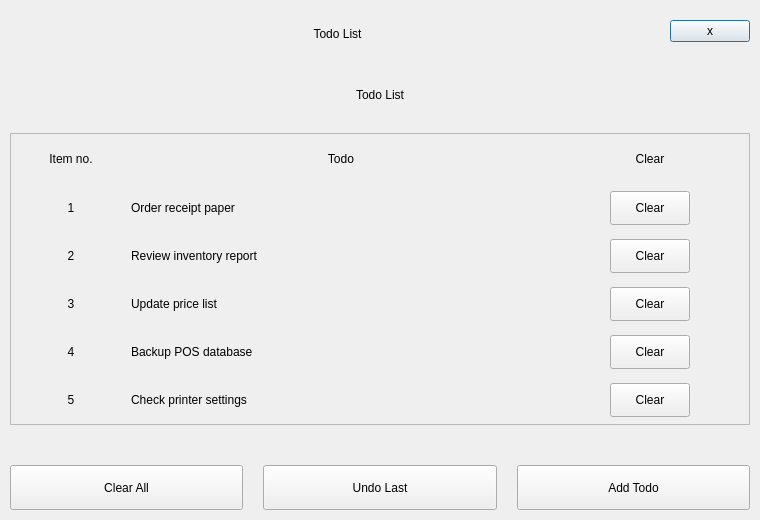
The window that Project/ui/todo.ui (Selvam-T/POS) describes before a commit, drawn with Qt 5.
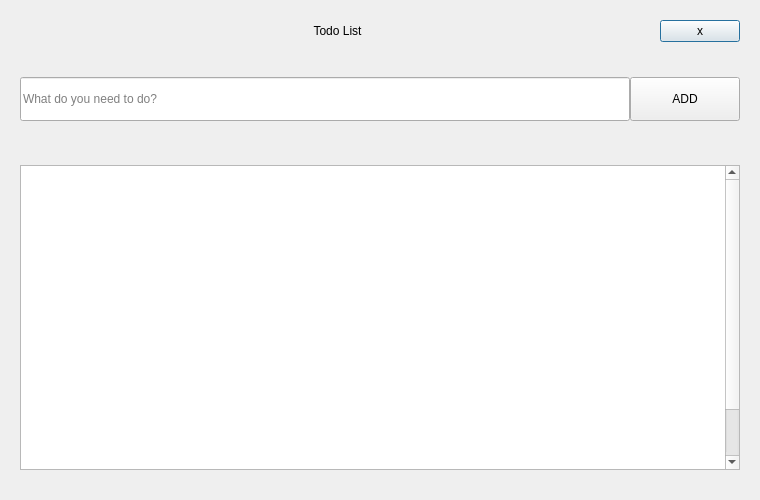
The same window after the commit.

Commit message: todo.ui and controller wired

What changed in the file:
```diff
--- a/Project/ui/todo.ui
+++ b/Project/ui/todo.ui
@@ -7,13 +7,19 @@
     <x>0</x>
     <y>0</y>
     <width>760</width>
-    <height>520</height>
+    <height>500</height>
    </rect>
   </property>
+  <property name="sizePolicy">
+   <sizepolicy hsizetype="Preferred" vsizetype="Expanding">
+    <horstretch>0</horstretch>
+    <verstretch>0</verstretch>
+   </sizepolicy>
+  </property>
   <property name="minimumSize">
    <size>
     <width>760</width>
-    <height>520</height>
+    <height>500</height>
    </size>
   </property>
   <property name="windowTitle">
@@ -21,19 +27,19 @@
   </property>
   <layout class="QVBoxLayout" name="mainVerticalLayout">
    <property name="spacing">
-    <number>20</number>
+    <number>10</number>
    </property>
    <property name="leftMargin">
-    <number>10</number>
+    <number>20</number>
    </property>
    <property name="topMargin">
     <number>20</number>
    </property>
    <property name="rightMargin">
-    <number>10</number>
+    <number>20</number>
    </property>
    <property name="bottomMargin">
-    <number>10</number>
+    <number>30</number>
    </property>
    <item>
     <widget class="QFrame" name="customTitleBar">
@@ -106,9 +112,97 @@
     </widget>
    </item>
    <item>
-    <widget class="QLabel" name="todoHeaderLabel2">
+    <spacer name="verticalSpacer_3">
+     <property name="orientation">
+      <enum>Qt::Vertical</enum>
+     </property>
+     <property name="sizeType">
+      <enum>QSizePolicy::Fixed</enum>
+     </property>
+     <property name="sizeHint" stdset="0">
+      <size>
+       <width>20</width>
+       <height>15</height>
+      </size>
+     </property>
+    </spacer>
+   </item>
+   <item>
+    <widget class="QFrame" name="todoInputFrame">
+     <property name="frameShape">
+      <enum>QFrame::NoFrame</enum>
+     </property>
+     <layout class="QHBoxLayout" name="todoInputLayout">
+      <property name="spacing">
+       <number>0</number>
+      </property>
+      <property name="leftMargin">
+       <number>0</number>
+      </property>
+      <property name="topMargin">
+       <number>0</number>
+      </property>
+      <property name="rightMargin">
+       <number>0</number>
+      </property>
+      <property name="bottomMargin">
+       <number>0</number>
+      </property>
+      <item>
+       <widget class="QLineEdit" name="todoInputLineEdit">
+        <property name="minimumSize">
+         <size>
+          <width>0</width>
+          <height>44</height>
+         </size>
+        </property>
+        <property name="placeholderText">
+         <string>What do you need to do?</string>
+        </property>
+       </widget>
+      </item>
+      <item>
+       <widget class="QPushButton" name="todoAddBtn">
+        <property name="minimumSize">
+         <size>
+          <width>110</width>
+          <height>44</height>
+         </size>
+        </property>
+        <property name="maximumSize">
+         <size>
+          <width>110</width>
+          <height>44</height>
+         </size>
+        </property>
+        <property name="text">
+         <string>ADD</string>
+        </property>
+       </widget>
+      </item>
+     </layout>
+    </widget>
+   </item>
+   <item>
+    <spacer name="verticalSpacer">
+     <property name="orientation">
+      <enum>Qt::Vertical</enum>
+     </property>
+     <property name="sizeType">
+      <enum>QSizePolicy::Fixed</enum>
+     </property>
+     <property name="sizeHint" stdset="0">
+      <size>
+       <width>20</width>
+       <height>5</height>
+      </size>
+     </property>
+    </spacer>
+   </item>
+   <item>
+    <widget class="QLabel" name="todoStatusLabel">
      <property name="text">
-      <string>Todo List</string>
+      <string/>
      </property>
      <property name="alignment">
       <set>Qt::AlignCenter</set>
@@ -116,266 +210,82 @@
     </widget>
    </item>
    <item>
-    <widget class="QFrame" name="todoTableFrame">
+    <spacer name="verticalSpacer_2">
+     <property name="orientation">
+      <enum>Qt::Vertical</enum>
+     </property>
+     <property name="sizeType">
+      <enum>QSizePolicy::Fixed</enum>
+     </property>
+     <property name="sizeHint" stdset="0">
+      <size>
+       <width>20</width>
+       <height>5</height>
+      </size>
+     </property>
+    </spacer>
+   </item>
+   <item>
+    <widget class="QTableWidget" name="todoTableWidget">
+     <property name="focusPolicy">
+      <enum>Qt::StrongFocus</enum>
+     </property>
      <property name="frameShape">
       <enum>QFrame::StyledPanel</enum>
      </property>
      <property name="frameShadow">
-      <enum>QFrame::Raised</enum>
+      <enum>QFrame::Plain</enum>
      </property>
-     <layout class="QGridLayout" name="todoTableGridLayout">
-      <property name="horizontalSpacing">
-       <number>0</number>
-      </property>
-      <property name="verticalSpacing">
-       <number>0</number>
-      </property>
-      <property name="leftMargin">
-       <number>0</number>
-      </property>
-      <property name="topMargin">
-       <number>0</number>
-      </property>
-      <property name="rightMargin">
-       <number>0</number>
-      </property>
-      <property name="bottomMargin">
-       <number>0</number>
-      </property>
-      <item row="0" column="0">
-       <widget class="QLabel" name="todoItemNoHeaderLbl">
-        <property name="minimumSize"><size><width>120</width><height>50</height></size></property>
-        <property name="text"><string>Item no.</string></property>
-        <property name="alignment"><set>Qt::AlignCenter</set></property>
-       </widget>
-      </item>
-      <item row="0" column="1">
-       <widget class="QLabel" name="todoTaskHeaderLbl">
-        <property name="minimumSize"><size><width>420</width><height>50</height></size></property>
-        <property name="text"><string>Todo</string></property>
-        <property name="alignment"><set>Qt::AlignCenter</set></property>
-       </widget>
-      </item>
-      <item row="0" column="2">
-       <widget class="QLabel" name="todoClearHeaderLbl">
-        <property name="minimumSize"><size><width>120</width><height>50</height></size></property>
-        <property name="text"><string>Clear</string></property>
-        <property name="alignment"><set>Qt::AlignCenter</set></property>
-       </widget>
-      </item>
-      <item row="1" column="0">
-       <widget class="QLabel" name="todoItemNoLbl_1">
-        <property name="minimumSize"><size><width>120</width><height>48</height></size></property>
-        <property name="text"><string>1</string></property>
-        <property name="alignment"><set>Qt::AlignCenter</set></property>
-       </widget>
-      </item>
-      <item row="1" column="1">
-       <widget class="QLabel" name="todoTaskLbl_1">
-        <property name="minimumSize"><size><width>420</width><height>48</height></size></property>
-        <property name="text"><string>Order receipt paper</string></property>
-        <property name="alignment"><set>Qt::AlignLeading|Qt::AlignLeft|Qt::AlignVCenter</set></property>
-        <property name="margin"><number>12</number></property>
-       </widget>
-      </item>
-      <item row="1" column="2">
-       <layout class="QHBoxLayout" name="todoClearLayout_1">
-        <item>
-         <spacer name="todoClearLeftSpacer_1"><property name="orientation"><enum>Qt::Horizontal</enum></property><property name="sizeHint" stdset="0"><size><width>20</width><height>20</height></size></property></spacer>
-        </item>
-        <item>
-         <widget class="QPushButton" name="todoClearBtn_1">
-          <property name="minimumSize"><size><width>70</width><height>34</height></size></property>
-          <property name="toolTip"><string>Clear todo row</string></property>
-          <property name="text"><string>Clear</string></property>
-         </widget>
-        </item>
-        <item>
-         <spacer name="todoClearRightSpacer_1"><property name="orientation"><enum>Qt::Horizontal</enum></property><property name="sizeHint" stdset="0"><size><width>20</width><height>20</height></size></property></spacer>
-        </item>
-       </layout>
-      </item>
-      <item row="2" column="0">
-       <widget class="QLabel" name="todoItemNoLbl_2">
-        <property name="minimumSize"><size><width>120</width><height>48</height></size></property>
-        <property name="text"><string>2</string></property>
-        <property name="alignment"><set>Qt::AlignCenter</set></property>
-       </widget>
-      </item>
-      <item row="2" column="1">
-       <widget class="QLabel" name="todoTaskLbl_2">
-        <property name="minimumSize"><size><width>420</width><height>48</height></size></property>
-        <property name="text"><string>Review inventory report</string></property>
-        <property name="alignment"><set>Qt::AlignLeading|Qt::AlignLeft|Qt::AlignVCenter</set></property>
-        <property name="margin"><number>12</number></property>
-       </widget>
-      </item>
-      <item row="2" column="2">
-       <layout class="QHBoxLayout" name="todoClearLayout_2">
-        <item>
-         <spacer name="todoClearLeftSpacer_2"><property name="orientation"><enum>Qt::Horizontal</enum></property><property name="sizeHint" stdset="0"><size><width>20</width><height>20</height></size></property></spacer>
-        </item>
-        <item>
-         <widget class="QPushButton" name="todoClearBtn_2">
-          <property name="minimumSize"><size><width>70</width><height>34</height></size></property>
-          <property name="toolTip"><string>Clear todo row</string></property>
-          <property name="text"><string>Clear</string></property>
-         </widget>
-        </item>
-        <item>
-         <spacer name="todoClearRightSpacer_2"><property name="orientation"><enum>Qt::Horizontal</enum></property><property name="sizeHint" stdset="0"><size><width>20</width><height>20</height></size></property></spacer>
-        </item>
-       </layout>
-      </item>
-      <item row="3" column="0">
-       <widget class="QLabel" name="todoItemNoLbl_3">
-        <property name="minimumSize"><size><width>120</width><height>48</height></size></property>
-        <property name="text"><string>3</string></property>
-        <property name="alignment"><set>Qt::AlignCenter</set></property>
-       </widget>
-      </item>
-      <item row="3" column="1">
-       <widget class="QLabel" name="todoTaskLbl_3">
-        <property name="minimumSize"><size><width>420</width><height>48</height></size></property>
-        <property name="text"><string>Update price list</string></property>
-        <property name="alignment"><set>Qt::AlignLeading|Qt::AlignLeft|Qt::AlignVCenter</set></property>
-        <property name="margin"><number>12</number></property>
-       </widget>
-      </item>
-      <item row="3" column="2">
-       <layout class="QHBoxLayout" name="todoClearLayout_3">
-        <item>
-         <spacer name="todoClearLeftSpacer_3"><property name="orientation"><enum>Qt::Horizontal</enum></property><property name="sizeHint" stdset="0"><size><width>20</width><height>20</height></size></property></spacer>
-        </item>
-        <item>
-         <widget class="QPushButton" name="todoClearBtn_3">
-          <property name="minimumSize"><size><width>70</width><height>34</height></size></property>
-          <property name="toolTip"><string>Clear todo row</string></property>
-          <property name="text"><string>Clear</string></property>
-         </widget>
-        </item>
-        <item>
-         <spacer name="todoClearRightSpacer_3"><property name="orientation"><enum>Qt::Horizontal</enum></property><property name="sizeHint" stdset="0"><size><width>20</width><height>20</height></size></property></spacer>
-        </item>
-       </layout>
-      </item>
-      <item row="4" column="0">
-       <widget class="QLabel" name="todoItemNoLbl_4">
-        <property name="minimumSize"><size><width>120</width><height>48</height></size></property>
-        <property name="text"><string>4</string></property>
-        <property name="alignment"><set>Qt::AlignCenter</set></property>
-       </widget>
-      </item>
-      <item row="4" column="1">
-       <widget class="QLabel" name="todoTaskLbl_4">
-        <property name="minimumSize"><size><width>420</width><height>48</height></size></property>
-        <property name="text"><string>Backup POS database</string></property>
-        <property name="alignment"><set>Qt::AlignLeading|Qt::AlignLeft|Qt::AlignVCenter</set></property>
-        <property name="margin"><number>12</number></property>
-       </widget>
-      </item>
-      <item row="4" column="2">
-       <layout class="QHBoxLayout" name="todoClearLayout_4">
-        <item>
-         <spacer name="todoClearLeftSpacer_4"><property name="orientation"><enum>Qt::Horizontal</enum></property><property name="sizeHint" stdset="0"><size><width>20</width><height>20</height></size></property></spacer>
-        </item>
-        <item>
-         <widget class="QPushButton" name="todoClearBtn_4">
-          <property name="minimumSize"><size><width>70</width><height>34</height></size></property>
-          <property name="toolTip"><string>Clear todo row</string></property>
-          <property name="text"><string>Clear</string></property>
-         </widget>
-        </item>
-        <item>
-         <spacer name="todoClearRightSpacer_4"><property name="orientation"><enum>Qt::Horizontal</enum></property><property name="sizeHint" stdset="0"><size><width>20</width><height>20</height></size></property></spacer>
-        </item>
-       </layout>
-      </item>
-      <item row="5" column="0">
-       <widget class="QLabel" name="todoItemNoLbl_5">
-        <property name="minimumSize"><size><width>120</width><height>48</height></size></property>
-        <property name="text"><string>5</string></property>
-        <property name="alignment"><set>Qt::AlignCenter</set></property>
-       </widget>
-      </item>
-      <item row="5" column="1">
-       <widget class="QLabel" name="todoTaskLbl_5">
-        <property name="minimumSize"><size><width>420</width><height>48</height></size></property>
-        <property name="text"><string>Check printer settings</string></property>
-        <property name="alignment"><set>Qt::AlignLeading|Qt::AlignLeft|Qt::AlignVCenter</set></property>
-        <property name="margin"><number>12</number></property>
-       </widget>
-      </item>
-      <item row="5" column="2">
-       <layout class="QHBoxLayout" name="todoClearLayout_5">
-        <item>
-         <spacer name="todoClearLeftSpacer_5"><property name="orientation"><enum>Qt::Horizontal</enum></property><property name="sizeHint" stdset="0"><size><width>20</width><height>20</height></size></property></spacer>
-        </item>
-        <item>
-         <widget class="QPushButton" name="todoClearBtn_5">
-          <property name="minimumSize"><size><width>70</width><height>34</height></size></property>
-          <property name="toolTip"><string>Clear todo row</string></property>
-          <property name="text"><string>Clear</string></property>
-         </widget>
-        </item>
-        <item>
-         <spacer name="todoClearRightSpacer_5"><property name="orientation"><enum>Qt::Horizontal</enum></property><property name="sizeHint" stdset="0"><size><width>20</width><height>20</height></size></property></spacer>
-        </item>
-       </layout>
-      </item>
-     </layout>
+     <property name="verticalScrollBarPolicy">
+      <enum>Qt::ScrollBarAsNeeded</enum>
+     </property>
+     <property name="horizontalScrollBarPolicy">
+      <enum>Qt::ScrollBarAlwaysOff</enum>
+     </property>
+     <property name="editTriggers">
+      <set>QAbstractItemView::NoEditTriggers</set>
+     </property>
+     <property name="alternatingRowColors">
+      <bool>false</bool>
+     </property>
+     <property name="selectionMode">
+      <enum>QAbstractItemView::NoSelection</enum>
+     </property>
+     <property name="selectionBehavior">
+      <enum>QAbstractItemView::SelectRows</enum>
+     </property>
+     <property name="showGrid">
+      <bool>false</bool>
+     </property>
+     <property name="rowCount">
+      <number>12</number>
+     </property>
+     <property name="columnCount">
+      <number>3</number>
+     </property>
+     <attribute name="horizontalHeaderVisible">
+      <bool>false</bool>
+     </attribute>
+     <attribute name="verticalHeaderVisible">
+      <bool>false</bool>
+     </attribute>
+     <row/>
+     <row/>
+     <row/>
+     <row/>
+     <row/>
+     <row/>
+     <row/>
+     <row/>
+     <row/>
+     <row/>
+     <row/>
+     <row/>
+     <column/>
+     <column/>
+     <column/>
     </widget>
    </item>
-   <item>
-    <spacer name="todoHorizontalSpacer">
-     <property name="orientation">
-      <enum>Qt::Horizontal</enum>
-     </property>
-     <property name="sizeHint" stdset="0">
-      <size>
-       <width>40</width>
-       <height>20</height>
-      </size>
-     </property>
-    </spacer>
-   </item>
-   <item>
-    <layout class="QHBoxLayout" name="todoActionLayout">
-     <property name="spacing">
-      <number>20</number>
-     </property>
-     <item>
-      <widget class="QPushButton" name="todoClearAllBtn">
-       <property name="minimumSize">
-        <size><width>150</width><height>45</height></size>
-       </property>
-       <property name="text">
-        <string>Clear All</string>
-       </property>
-      </widget>
-     </item>
-     <item>
-      <widget class="QPushButton" name="todoUndoLastBtn">
-       <property name="minimumSize">
-        <size><width>150</width><height>45</height></size>
-       </property>
-       <property name="text">
-        <string>Undo Last</string>
-       </property>
-      </widget>
-     </item>
-     <item>
-      <widget class="QPushButton" name="todoAddBtn">
-       <property name="minimumSize">
-        <size><width>150</width><height>45</height></size>
-       </property>
-       <property name="text">
-        <string>Add Todo</string>
-       </property>
-      </widget>
-     </item>
-    </layout>
-   </item>
   </layout>
  </widget>
  <resources/>
```
The commit also changes 16 other files.
